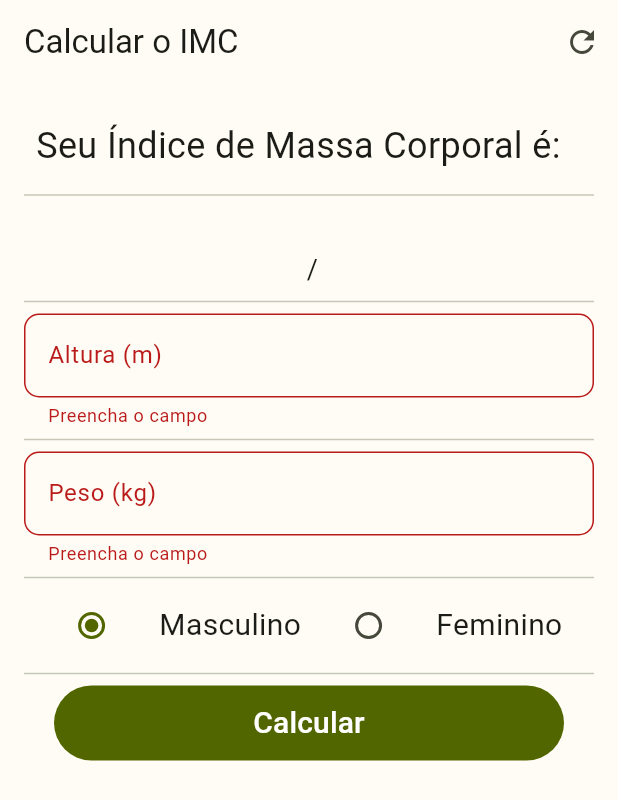
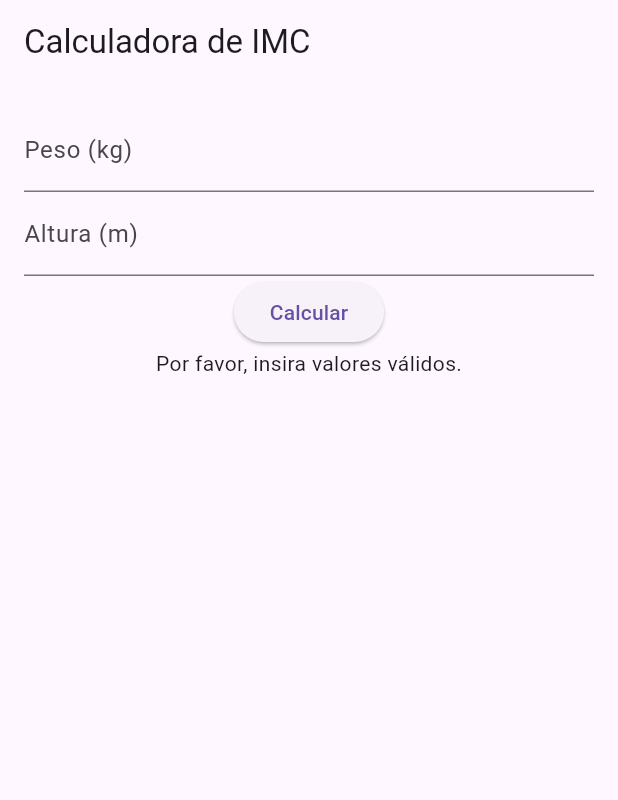
Before and after one commit to jeancarloscc/calculo-imc, a Flutter app: the screen it shows after launch, after a tap on "Calcular", on a phone screen of 412 x 824 dp. Shown: the top 800 px of the screen. Run offline on Flutter 3.47's test engine with Material 3 defaults, Android fonts, the phone set to English and light mode, and no system bars.

Commit message:
refatoração iniciada

```diff
--- a/lib/Home.dart
+++ /dev/null
@@ -1,219 +0,0 @@
-import 'package:flutter/material.dart';
-import 'dart:math';
-
-class Home extends StatefulWidget {
-  @override
-  _HomeState createState() => _HomeState();
-}
-
-class _HomeState extends State<Home> {
-  GlobalKey<FormState> _formKey = GlobalKey<FormState>();
-  TextEditingController _peso = TextEditingController();
-  TextEditingController _altura = TextEditingController();
-
-  String exibirResultado = "";
-  String resultadoIMC = "";
-  String pesoIdeal = "";
-
-  int _opcaoEscolhida = 0;
-
-  void _calcular() {
-    double? peso = double.tryParse(_peso.text);
-    double? altura = double.tryParse(_altura.text);
-
-    if (peso == null || altura == null || altura == 0) {
-      // Trate o caso em que peso ou altura são nulos ou altura é zero
-      setState(() {
-        exibirResultado = "Por favor, insira valores válidos para peso e altura.";
-      });
-      return;
-    }
-
-    double resultado = peso / pow(altura, 2);
-    _tabelaIMC(resultado);
-
-    altura = altura * 100;
-
-    if (_opcaoEscolhida == 0) {
-      double result = (altura - 100) * 0.90;
-      pesoIdeal = "Seu Peso Ideal: " + result.toStringAsFixed(2) + " Kg";
-    } else {
-      double result = (altura - 100) * 0.85;
-      pesoIdeal = "Seu Peso Ideal: " + result.toStringAsFixed(2) + " Kg";
-    }
-
-    setState(() {
-      exibirResultado = resultado.toStringAsPrecision(3) + " kg/m²";
-    });
-  }
-
-  String _tabelaIMC(double resultado) {
-    if (resultado < 16) {
-      resultadoIMC = "Baixo peso muito grave";
-    } else if (resultado >= 16 && resultado < 16.99) {
-      resultadoIMC = "Baixo peso grave";
-    } else if (resultado >= 17 && resultado < 18.49) {
-      resultadoIMC = "Baixo Peso";
-    } else if (resultado >= 18.50 && resultado < 24.99) {
-      resultadoIMC = "Peso normal";
-    } else if (resultado >= 25 && resultado < 29.99) {
-      resultadoIMC = "Sobrepeso";
-    } else if (resultado >= 30 && resultado < 34.99) {
-      resultadoIMC = "Obesidade grau 1";
-    } else if (resultado >= 35 && resultado < 39.99) {
-      resultadoIMC = "Obesidade grau 2";
-    } else {
-      resultadoIMC = "Obesidade grau 3 (obesidade mórbida)";
-    }
-    return resultadoIMC;
-  }
-
-  void _resetFields() {
-    _altura.text = "";
-    _peso.text = "";
-    setState(() {
-      _formKey = GlobalKey<FormState>();
-      exibirResultado = "";
-      resultadoIMC = "";
-      pesoIdeal = "";
-    });
-  }
-
-  @override
-  Widget build(BuildContext context) {
-    return Scaffold(
-      appBar: AppBar(
-        title: Text("Calcular o IMC"),
-        actions: [
-          IconButton(icon: Icon(Icons.refresh), onPressed: _resetFields)
-        ],
-      ),
-      body: Container(
-        decoration: BoxDecoration(),
-        height: double.infinity,
-        width: double.infinity,
-        child: Padding(
-          padding: EdgeInsets.all(16),
-          child: SingleChildScrollView(
-            child: Column(
-              crossAxisAlignment: CrossAxisAlignment.stretch,
-              children: <Widget>[
-                Padding(
-                  padding: EdgeInsets.all(8),
-                  child: Text(
-                    "Seu Índice de Massa Corporal é:",
-                    style: TextStyle(fontSize: 24),
-                  ),
-                ),
-                Divider(),
-                Text(
-                  exibirResultado,
-                  style: TextStyle(fontSize: 20),
-                  textAlign: TextAlign.center,
-                ),
-                Text(
-                  resultadoIMC + " / " + pesoIdeal,
-                  style: TextStyle(fontSize: 18),
-                  textAlign: TextAlign.center,
-                ),
-                Divider(),
-                Form(
-                  key: _formKey,
-                  child: Column(
-                    children: <Widget>[
-                      TextFormField(
-                        controller: _altura,
-                        keyboardType: TextInputType.number,
-                        validator: (value) {
-                          if (value!.isEmpty) {
-                            return "Preencha o campo";
-                          } else if (value.contains(",")) {
-                            return "Coloque o '.' no valor";
-                          }
-                          return null;
-                        },
-                        decoration: InputDecoration(
-                            hintText: "Ex:. 1.70",
-                            filled: true,
-                            labelText: "Altura (m)",
-                            border: OutlineInputBorder(
-                              borderRadius: BorderRadius.circular(10.0),
-                            )),
-                      ),
-                      Divider(),
-                      TextFormField(
-                        controller: _peso,
-                        keyboardType: TextInputType.number,
-                        validator: (value) {
-                          if (value!.isEmpty) {
-                            return "Preencha o campo";
-                          } else if (value.contains(",")) {
-                            return "Coloque o '.' no valor";
-                          }
-                          return null;
-                        },
-                        decoration: InputDecoration(
-                            hintText: "Ex:. 75.2",
-                            filled: true,
-                            labelText: "Peso (kg)",
-                            border: OutlineInputBorder(
-                              borderRadius: BorderRadius.circular(10.0),
-                            )),
-                      ),
-                    ],
-                  ),
-                ),
-                Divider(),
-                Row(
-                  mainAxisAlignment: MainAxisAlignment.spaceEvenly,
-                  children: [
-                    Radio(
-                        value: 0,
-                        groupValue: _opcaoEscolhida,
-                        onChanged: (int? value) {
-                          setState(() {
-                            _opcaoEscolhida = value!;
-                          });
-                        }),
-                    Text(
-                      "Masculino",
-                      style: TextStyle(fontSize: 20),
-                    ),
-                    Radio(
-                        value: 1,
-                        groupValue: _opcaoEscolhida,
-                        onChanged: (int? value) {
-                          setState(() {
-                            _opcaoEscolhida = value!;
-                          });
-                        }),
-                    Text(
-                      "Feminino",
-                      style: TextStyle(fontSize: 20),
-                    ),
-                  ],
-                ),
-                Divider(),
-                Container(
-                  padding: EdgeInsets.only(left: 20, right: 20),
-                  height: 50,
-                  child: FilledButton(
-                    onPressed: () {
-                      if (_formKey.currentState!.validate()) {
-                        _calcular();
-                      }
-                    },
-                    child: Text(
-                      "Calcular",
-                      style: TextStyle(fontSize: 20),
-                    ),
-                  ),
-                )
-              ],
-            ),
-          ),
-        ),
-      ),
-    );
-  }
-}
--- /dev/null
+++ b/lib/core/entities/imc.dart
@@ -0,0 +1,6 @@
+class IMC {
+  final double valor;
+  final String classificacao;
+
+  IMC(this.valor, this.classificacao);
+}
--- /dev/null
+++ b/lib/core/usecases/calcular_imc.dart
@@ -0,0 +1,13 @@
+// lib/core/usecases/calcular_imc.dart
+
+import 'package:imc_calculo/data/repositories/imc_repository.dart';
+
+class CalcularIMC {
+  final IMCRepository imcRepository;
+
+  CalcularIMC(this.imcRepository);
+
+  double executar(double peso, double altura) {
+    return imcRepository.calcularIMC(peso, altura);
+  }
+}
--- /dev/null
+++ b/lib/data/repositories/imc_repository.dart
@@ -0,0 +1,8 @@
+// lib/data/repositories/imc_repository.dart
+
+class IMCRepository {
+  double calcularIMC(double peso, double altura) {
+    // Cálculo de IMC
+    return peso / (altura * altura);
+  }
+}
--- a/lib/main.dart
+++ b/lib/main.dart
@@ -1,11 +1,30 @@
+// lib/main.dart
+
 import 'package:flutter/material.dart';
-import 'package:imc_calculo/Home.dart';
-import 'package:imc_calculo/color_schemes.g.dart';
+import 'presentation/pages/home_page.dart';
+import 'core/usecases/calcular_imc.dart';
+import 'data/repositories/imc_repository.dart';
 
 void main() {
-  runApp(MaterialApp(
-    home: Home(),
-    debugShowCheckedModeBanner: false,
-    theme: ThemeData(useMaterial3: true, colorScheme: lightColorScheme),
-  ));
+  final IMCRepository imcRepository = IMCRepository();
+  final CalcularIMC calcularIMC = CalcularIMC(imcRepository);
+
+  runApp(MyApp(calcularIMC: calcularIMC));
 }
+
+class MyApp extends StatelessWidget {
+  final CalcularIMC calcularIMC;
+
+  MyApp({required this.calcularIMC});
+
+  @override
+  Widget build(BuildContext context) {
+    return MaterialApp(
+      title: 'Calculadora de IMC',
+      theme: ThemeData(
+        primarySwatch: Colors.blue,
+      ),
+      home: HomePage(calcularIMC: calcularIMC),
+    );
+  }
+}
--- /dev/null
+++ b/lib/presentation/pages/home_page.dart
@@ -0,0 +1,90 @@
+// lib/presentation/pages/home_page.dart
+
+import 'package:flutter/material.dart';
+import 'package:imc_calculo/core/usecases/calcular_imc.dart';
+
+class HomePage extends StatefulWidget {
+  final CalcularIMC calcularIMC;
+
+  HomePage({required this.calcularIMC});
+
+  @override
+  _HomePageState createState() => _HomePageState();
+}
+
+class _HomePageState extends State<HomePage> {
+  final TextEditingController _pesoController = TextEditingController();
+  final TextEditingController _alturaController = TextEditingController();
+  String _resultado = '';
+  String _mensagemIMC = '';
+
+  void _calcularIMC() {
+    final double peso = double.tryParse(_pesoController.text) ?? 0;
+    final double altura = double.tryParse(_alturaController.text) ?? 0;
+
+    if (peso > 0 && altura > 0) {
+      final double imc = widget.calcularIMC.executar(peso, altura);
+      _mensagemIMC = _tabelaIMC(imc);
+      setState(() {
+        _resultado = 'IMC: ${imc.toStringAsFixed(2)}';
+      });
+    } else {
+      setState(() {
+        _resultado = 'Por favor, insira valores válidos.';
+        _mensagemIMC = '';
+      });
+    }
+  }
+
+  String _tabelaIMC(double imc) {
+    if (imc < 16) {
+      return "Baixo peso muito grave";
+    } else if (imc >= 16 && imc < 16.99) {
+      return "Baixo peso grave";
+    } else if (imc >= 17 && imc < 18.49) {
+      return "Baixo Peso";
+    } else if (imc >= 18.50 && imc < 24.99) {
+      return "Peso normal";
+    } else if (imc >= 25 && imc < 29.99) {
+      return "Sobrepeso";
+    } else if (imc >= 30 && imc < 34.99) {
+      return "Obesidade grau 1";
+    } else if (imc >= 35 && imc < 39.99) {
+      return "Obesidade grau 2";
+    } else {
+      return "Obesidade grau 3 (obesidade mórbida)";
+    }
+  }
+
+  @override
+  Widget build(BuildContext context) {
+    return Scaffold(
+      appBar: AppBar(
+        title: Text('Calculadora de IMC'),
+      ),
+      body: Padding(
+        padding: const EdgeInsets.all(16.0),
+        child: Column(
+          children: [
+            TextField(
+              controller: _pesoController,
+              decoration: InputDecoration(labelText: 'Peso (kg)'),
+              keyboardType: TextInputType.number,
+            ),
+            TextField(
+              controller: _alturaController,
+              decoration: InputDecoration(labelText: 'Altura (m)'),
+              keyboardType: TextInputType.number,
+            ),
+            ElevatedButton(
+              onPressed: _calcularIMC,
+              child: Text('Calcular'),
+            ),
+            Text(_resultado),
+            Text(_mensagemIMC),
+          ],
+        ),
+      ),
+    );
+  }
+}
```
Also changed, not shown: lib/presentation/widgets/imc_result_widget.dart (added), 1 other file.
